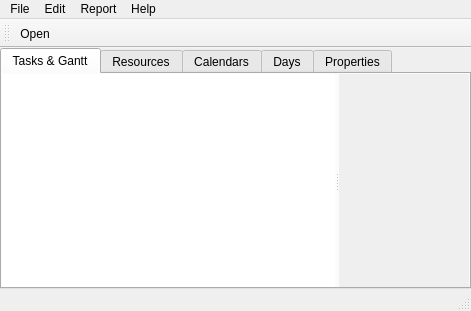
Before: the Qt Designer form mainwindow.ui in roahanramesh/qplanner, drawn with Qt 5.
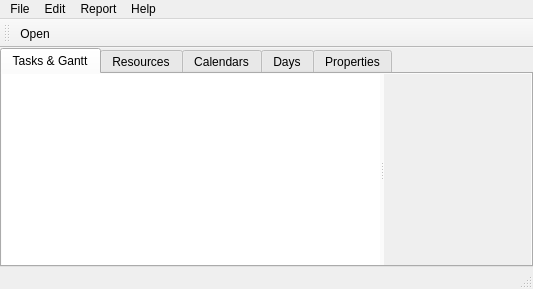
After: the same form once the commit is applied.

Diff of the .ui file:
```diff
--- a/mainwindow.ui
+++ b/mainwindow.ui
@@ -6,8 +6,8 @@
    <rect>
     <x>0</x>
     <y>0</y>
-    <width>471</width>
-    <height>311</height>
+    <width>533</width>
+    <height>289</height>
    </rect>
   </property>
   <property name="windowTitle">
@@ -44,7 +44,7 @@
             <bool>true</bool>
            </property>
            <property name="alternatingRowColors">
-            <bool>true</bool>
+            <bool>false</bool>
            </property>
           </widget>
           <widget class="QScrollArea" name="ganttView">
@@ -59,8 +59,8 @@
              <rect>
               <x>0</x>
               <y>0</y>
-              <width>129</width>
-              <height>221</height>
+              <width>147</width>
+              <height>199</height>
              </rect>
             </property>
            </widget>
@@ -373,7 +373,7 @@
     <rect>
      <x>0</x>
      <y>0</y>
-     <width>471</width>
+     <width>533</width>
      <height>21</height>
     </rect>
    </property>
```
Left out of the diff: 26 changed lines with no effect on the pictures.
